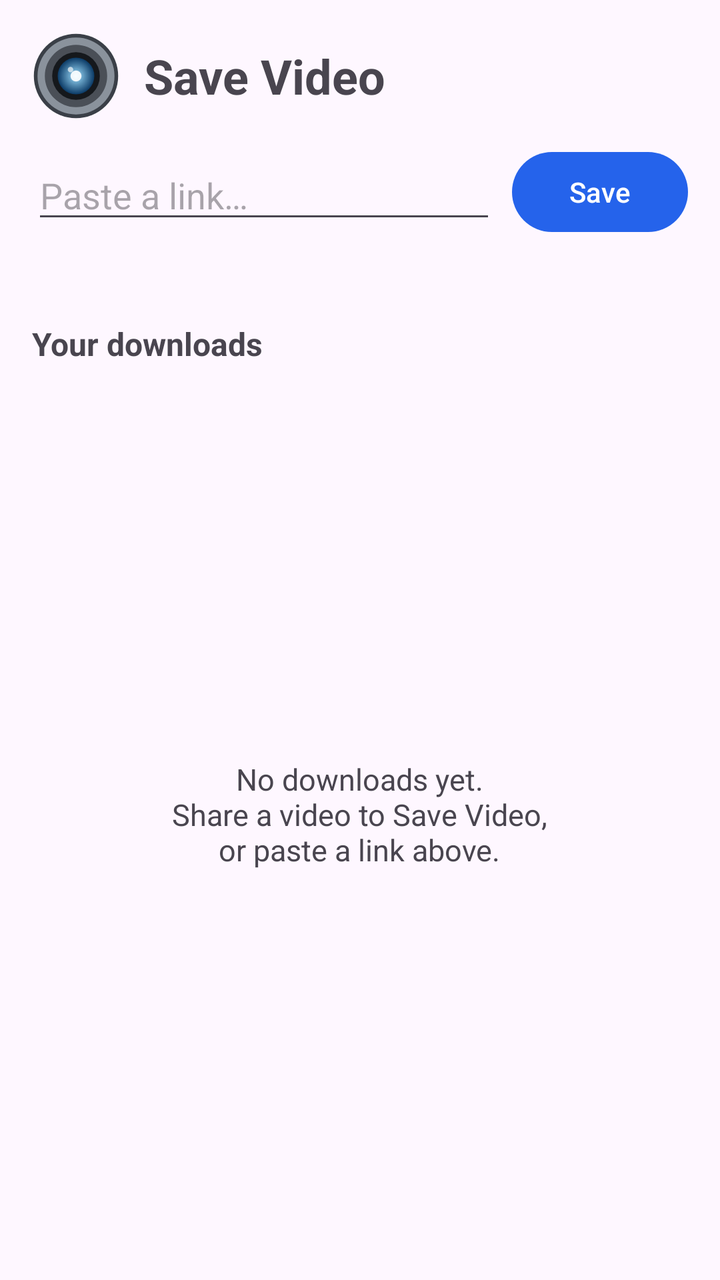
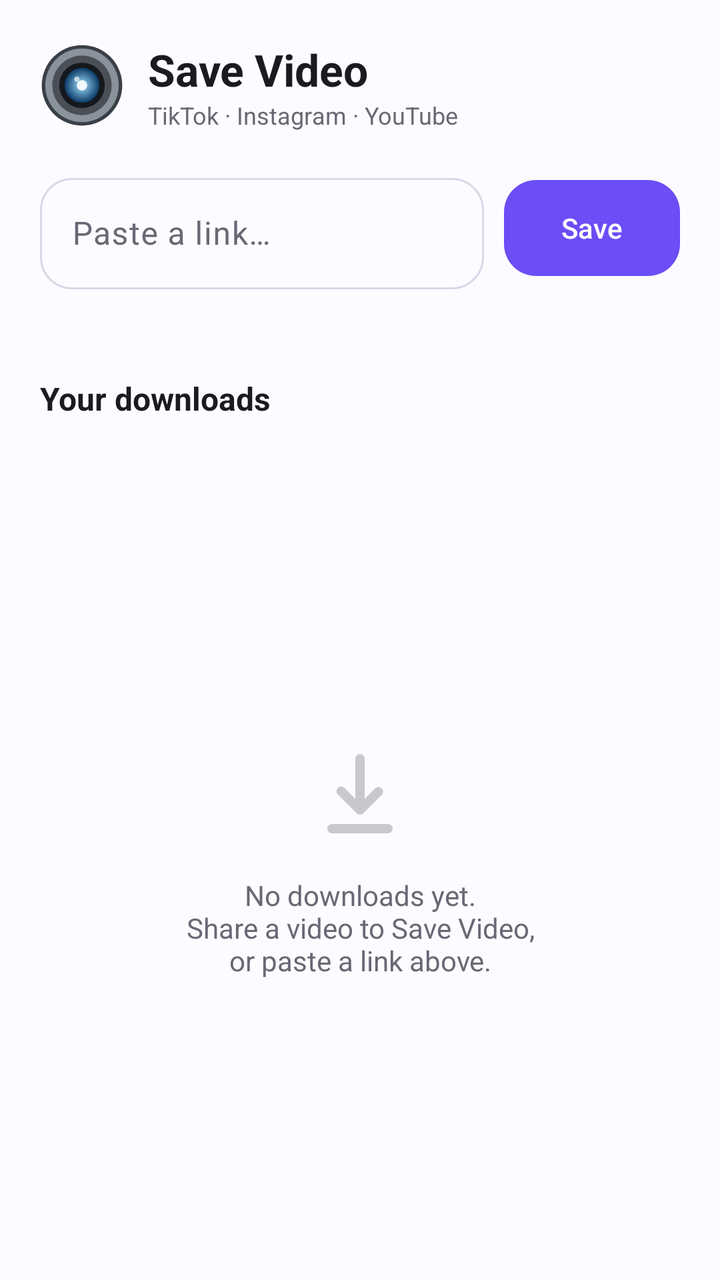

Before-and-after screenshots of an Android layout around one commit, followed by the original layout XML and the change that was made.
<!-- AndroidManifest.xml: application theme Theme.SaveVideo -->
<!-- res/layout/activity_main.xml -->
<?xml version="1.0" encoding="utf-8"?>
<LinearLayout xmlns:android="http://schemas.android.com/apk/res/android"
    android:layout_width="match_parent"
    android:layout_height="match_parent"
    android:orientation="vertical"
    android:padding="16dp">

    <LinearLayout
        android:layout_width="match_parent"
        android:layout_height="wrap_content"
        android:orientation="horizontal"
        android:gravity="center_vertical"
        android:paddingBottom="12dp">

        <ImageView
            android:layout_width="44dp"
            android:layout_height="44dp"
            android:src="@drawable/ic_logo"
            android:contentDescription="@string/app_name" />

        <TextView
            android:layout_width="wrap_content"
            android:layout_height="wrap_content"
            android:layout_marginStart="12dp"
            android:text="@string/app_name"
            android:textSize="24sp"
            android:textStyle="bold" />
    </LinearLayout>

    <LinearLayout
        android:layout_width="match_parent"
        android:layout_height="wrap_content"
        android:orientation="horizontal"
        android:gravity="center_vertical">

        <EditText
            android:id="@+id/urlInput"
            android:layout_width="0dp"
            android:layout_height="wrap_content"
            android:layout_weight="1"
            android:hint="Paste a link…"
            android:inputType="textUri"
            android:maxLines="1"
            android:autofillHints="" />

        <Button
            android:id="@+id/downloadBtn"
            android:layout_width="wrap_content"
            android:layout_height="wrap_content"
            android:layout_marginStart="8dp"
            android:text="Save" />
    </LinearLayout>

    <TextView
        android:id="@+id/status"
        android:layout_width="match_parent"
        android:layout_height="wrap_content"
        android:paddingTop="6dp"
        android:paddingBottom="6dp"
        android:textSize="14sp"
        android:text="" />

    <TextView
        android:layout_width="match_parent"
        android:layout_height="wrap_content"
        android:text="Your downloads"
        android:textStyle="bold"
        android:textSize="16sp"
        android:paddingTop="10dp"
        android:paddingBottom="8dp" />

    <FrameLayout
        android:layout_width="match_parent"
        android:layout_height="0dp"
        android:layout_weight="1">

        <GridView
            android:id="@+id/grid"
            android:layout_width="match_parent"
            android:layout_height="match_parent"
            android:numColumns="3"
            android:horizontalSpacing="6dp"
            android:verticalSpacing="6dp"
            android:stretchMode="columnWidth"
            android:clipToPadding="false" />

        <TextView
            android:id="@+id/empty"
            android:layout_width="wrap_content"
            android:layout_height="wrap_content"
            android:layout_gravity="center"
            android:gravity="center"
            android:textSize="15sp"
            android:text="No downloads yet.\nShare a video to Save Video,\nor paste a link above." />
    </FrameLayout>
</LinearLayout>
<!-- resources referenced by this layout -->
<resources>
  <!-- drawable ic_logo (drawable) -->
  <vector xmlns:android="http://schemas.android.com/apk/res/android"
      xmlns:aapt="http://schemas.android.com/aapt"
      android:width="96dp"
      android:height="96dp"
      android:viewportWidth="96"
      android:viewportHeight="96">
  
      
      <path android:fillColor="#3A3F47"
          android:pathData="M2,48 a46,46 0 1,0 92,0 a46,46 0 1,0 -92,0 Z" />
      <path android:fillColor="#8A929C"
          android:pathData="M6,48 a42,42 0 1,0 84,0 a42,42 0 1,0 -84,0 Z" />
      <path android:fillColor="#4A4F57"
          android:pathData="M14,48 a34,34 0 1,0 68,0 a34,34 0 1,0 -68,0 Z" />
      <path android:fillColor="#15181C"
          android:pathData="M22,48 a26,26 0 1,0 52,0 a26,26 0 1,0 -52,0 Z" />
  
      
      <path android:pathData="M28,48 a20,20 0 1,0 40,0 a20,20 0 1,0 -40,0 Z">
          <aapt:attr name="android:fillColor">
              <gradient android:type="radial"
                  android:centerX="48" android:centerY="48" android:gradientRadius="20"
                  android:startColor="#9FE0FF" android:endColor="#0B3A66" />
          </aapt:attr>
      </path>
  
      
      <path android:fillColor="#FFFFFF" android:fillAlpha="0.9"
          android:pathData="M42,48 a6,6 0 1,0 12,0 a6,6 0 1,0 -12,0 Z" />
      <path android:fillColor="#FFFFFF" android:fillAlpha="0.65"
          android:pathData="M39,41 a3,3 0 1,0 6,0 a3,3 0 1,0 -6,0 Z" />
  </vector>
  <string name="app_name">Save Video</string>
  <style name="Theme.SaveVideo" parent="Theme.Material3.DayNight.NoActionBar">
          <item name="colorPrimary">@color/brand</item>
          <item name="colorPrimaryVariant">@color/brand_dark</item>
      </style>
  <color name="brand">#2563EB</color>
  <color name="brand_dark">#1D4ED8</color>
</resources>

<!-- the commit's change to res/layout/activity_main.xml (unified diff, before → after) -->
@@ -1,53 +1,88 @@
 <?xml version="1.0" encoding="utf-8"?>
 <LinearLayout xmlns:android="http://schemas.android.com/apk/res/android"
+    xmlns:app="http://schemas.android.com/apk/res-auto"
     android:layout_width="match_parent"
     android:layout_height="match_parent"
+    android:background="?android:attr/colorBackground"
     android:orientation="vertical"
-    android:padding="16dp">
+    android:paddingStart="20dp"
+    android:paddingEnd="20dp"
+    android:paddingTop="20dp">
 
+    
     <LinearLayout
         android:layout_width="match_parent"
         android:layout_height="wrap_content"
         android:orientation="horizontal"
         android:gravity="center_vertical"
-        android:paddingBottom="12dp">
+        android:paddingBottom="18dp">
 
         <ImageView
-            android:layout_width="44dp"
-            android:layout_height="44dp"
+            android:layout_width="42dp"
+            android:layout_height="42dp"
             android:src="@drawable/ic_logo"
             android:contentDescription="@string/app_name" />
 
-        <TextView
+        <LinearLayout
             android:layout_width="wrap_content"
             android:layout_height="wrap_content"
             android:layout_marginStart="12dp"
-            android:text="@string/app_name"
-            android:textSize="24sp"
-            android:textStyle="bold" />
+            android:orientation="vertical">
+
+            <TextView
+                android:layout_width="wrap_content"
+                android:layout_height="wrap_content"
+                android:text="@string/app_name"
+                android:textColor="?attr/colorOnSurface"
+                android:textSize="22sp"
+                android:textStyle="bold" />
+
+            <TextView
+                android:layout_width="wrap_content"
+                android:layout_height="wrap_content"
+                android:text="TikTok · Instagram · YouTube"
+                android:textColor="?attr/colorOnSurfaceVariant"
+                android:textSize="12sp" />
+        </LinearLayout>
     </LinearLayout>
 
+    
     <LinearLayout
         android:layout_width="match_parent"
         android:layout_height="wrap_content"
         android:orientation="horizontal"
         android:gravity="center_vertical">
 
-        <EditText
-            android:id="@+id/urlInput"
+        <com.google.android.material.textfield.TextInputLayout
+            android:id="@+id/urlLayout"
+            style="@style/Widget.Material3.TextInputLayout.OutlinedBox"
             android:layout_width="0dp"
             android:layout_height="wrap_content"
             android:layout_weight="1"
             android:hint="Paste a link…"
-            android:inputType="textUri"
-            android:maxLines="1"
-            android:autofillHints="" />
+            app:boxCornerRadiusTopStart="16dp"
+            app:boxCornerRadiusTopEnd="16dp"
+            app:boxCornerRadiusBottomStart="16dp"
+            app:boxCornerRadiusBottomEnd="16dp">
 
-        <Button
+            <com.google.android.material.textfield.TextInputEditText
+                android:id="@+id/urlInput"
+                android:layout_width="match_parent"
+                android:layout_height="wrap_content"
+                android:inputType="textUri"
+                android:maxLines="1"
+                android:autofillHints="" />
+        </com.google.android.material.textfield.TextInputLayout>
+
+        <com.google.android.material.button.MaterialButton
             android:id="@+id/downloadBtn"
             android:layout_width="wrap_content"
             android:layout_height="wrap_content"
-            android:layout_marginStart="8dp"
+            android:layout_marginStart="10dp"
+            android:paddingStart="22dp"
+            android:paddingEnd="22dp"
+            android:minHeight="56dp"
+            app:cornerRadius="16dp"
             android:text="Save" />
     </LinearLayout>
 
@@ -55,19 +90,20 @@
         android:id="@+id/status"
         android:layout_width="match_parent"
         android:layout_height="wrap_content"
-        android:paddingTop="6dp"
-        android:paddingBottom="6dp"
-        android:textSize="14sp"
+        android:paddingTop="8dp"
+        android:textColor="?attr/colorOnSurfaceVariant"
+        android:textSize="13sp"
         android:text="" />
 
     <TextView
         android:layout_width="match_parent"
         android:layout_height="wrap_content"
         android:text="Your downloads"
+        android:textColor="?attr/colorOnSurface"
         android:textStyle="bold"
         android:textSize="16sp"
-        android:paddingTop="10dp"
-        android:paddingBottom="8dp" />
+        android:paddingTop="18dp"
+        android:paddingBottom="10dp" />
 
     <FrameLayout
         android:layout_width="match_parent"
@@ -79,18 +115,37 @@
             android:layout_width="match_parent"
             android:layout_height="match_parent"
             android:numColumns="3"
-            android:horizontalSpacing="6dp"
-            android:verticalSpacing="6dp"
+            android:horizontalSpacing="10dp"
+            android:verticalSpacing="10dp"
             android:stretchMode="columnWidth"
-            android:clipToPadding="false" />
+            android:scrollbarStyle="outsideOverlay"
+            android:clipToPadding="false"
+            android:paddingBottom="16dp" />
 
-        <TextView
+        <LinearLayout
             android:id="@+id/empty"
             android:layout_width="wrap_content"
             android:layout_height="wrap_content"
             android:layout_gravity="center"
-            android:gravity="center"
-            android:textSize="15sp"
-            android:text="No downloads yet.\nShare a video to Save Video,\nor paste a link above." />
+            android:orientation="vertical"
+            android:gravity="center">
+
+            <ImageView
+                android:layout_width="56dp"
+                android:layout_height="56dp"
+                android:src="@drawable/ic_save"
+                android:alpha="0.35"
+                android:tint="?attr/colorOnSurfaceVariant"
+                android:contentDescription="@string/app_name" />
+
+            <TextView
+                android:layout_width="wrap_content"
+                android:layout_height="wrap_content"
+                android:gravity="center"
+                android:paddingTop="12dp"
+                android:textColor="?attr/colorOnSurfaceVariant"
+                android:textSize="14sp"
+                android:text="No downloads yet.\nShare a video to Save Video,\nor paste a link above." />
+        </LinearLayout>
     </FrameLayout>
 </LinearLayout>
<!-- resource entries referenced after the edit -->
@@ -33,12 +33,44 @@
       <path android:fillColor="#FFFFFF" android:fillAlpha="0.65"
           android:pathData="M39,41 a3,3 0 1,0 6,0 a3,3 0 1,0 -6,0 Z" />
   </vector>
+  <!-- drawable ic_save (drawable) -->
+  <vector xmlns:android="http://schemas.android.com/apk/res/android"
+      android:width="24dp" android:height="24dp" android:viewportWidth="24" android:viewportHeight="24">
+      <path android:fillColor="#000000" android:pathData="M12,3a1,1 0 0,1 1,1v8.59l2.3,-2.3a1,1 0 0,1 1.4,1.42l-4,4a1,1 0 0,1 -1.4,0l-4,-4a1,1 0 1,1 1.4,-1.42l2.3,2.3V4a1,1 0 0,1 1,-1zM5,19a1,1 0 0,1 1,-1h12a1,1 0 0,1 0,2H6a1,1 0 0,1 -1,-1z" />
+  </vector>
   <string name="app_name">Save Video</string>
   <style name="Theme.SaveVideo" parent="Theme.Material3.DayNight.NoActionBar">
           <item name="colorPrimary">@color/brand</item>
-          <item name="colorPrimaryVariant">@color/brand_dark</item>
+          <item name="colorOnPrimary">@color/on_brand</item>
+          <item name="colorPrimaryContainer">@color/brand_container</item>
+          <item name="colorOnPrimaryContainer">@color/on_brand_container</item>
+          <item name="colorSecondary">@color/brand</item>
+          <item name="colorSecondaryContainer">@color/brand_container</item>
+          <item name="colorOnSecondaryContainer">@color/on_brand_container</item>
+  
+          <item name="android:colorBackground">@color/bg</item>
+          <item name="colorSurface">@color/surface</item>
+          <item name="colorSurfaceVariant">@color/surface_variant</item>
+          <item name="colorOnSurface">@color/on_surface</item>
+          <item name="colorOnSurfaceVariant">@color/on_surface_variant</item>
+          <item name="colorOutline">@color/outline</item>
+          <item name="colorError">@color/danger</item>
+  
+          <item name="android:statusBarColor">@color/bg</item>
+          <item name="android:navigationBarColor">@color/bg</item>
+          <item name="android:windowLightStatusBar">@bool/window_light_bars</item>
+          <item name="android:windowLightNavigationBar">@bool/window_light_bars</item>
       </style>
-  <color name="brand">#2563EB</color>
-  <color name="brand_dark">#1D4ED8</color>
+  <color name="brand">#6C4DF6</color>
+  <color name="on_brand">#FFFFFF</color>
+  <color name="brand_container">#E9DDFF</color>
+  <color name="on_brand_container">#21005D</color>
+  <color name="bg">#FCFBFF</color>
+  <color name="surface">#FFFFFF</color>
+  <color name="surface_variant">#F1EDFA</color>
+  <color name="on_surface">#1B1B1F</color>
+  <color name="on_surface_variant">#6B6775</color>
+  <color name="outline">#DcD6E8</color>
+  <color name="danger">#BA1A1A</color>
 </resources>
 
